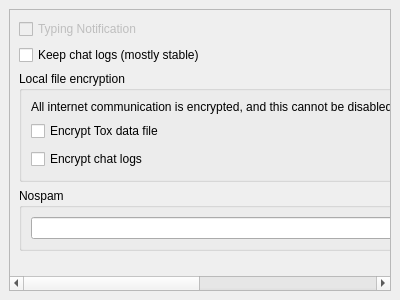
Qt form src/widget/form/settings/privacysettings.ui (qTox/qTox) before a commit.
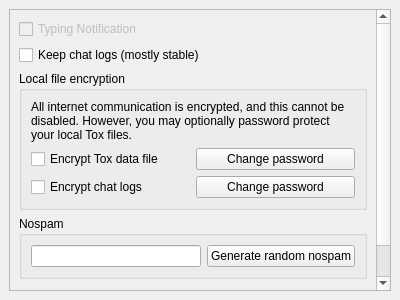
The same form after that commit.

Commit message: word wrap the privacy tab string

What changed in the file:
```diff
--- a/src/widget/form/settings/privacysettings.ui
+++ b/src/widget/form/settings/privacysettings.ui
@@ -75,6 +75,9 @@
             <property name="text">
              <string>All internet communication is encrypted, and this cannot be disabled. However, you may optionally password protect your local Tox files.</string>
             </property>
+            <property name="wordWrap">
+             <bool>true</bool>
+            </property>
            </widget>
           </item>
           <item>
```
